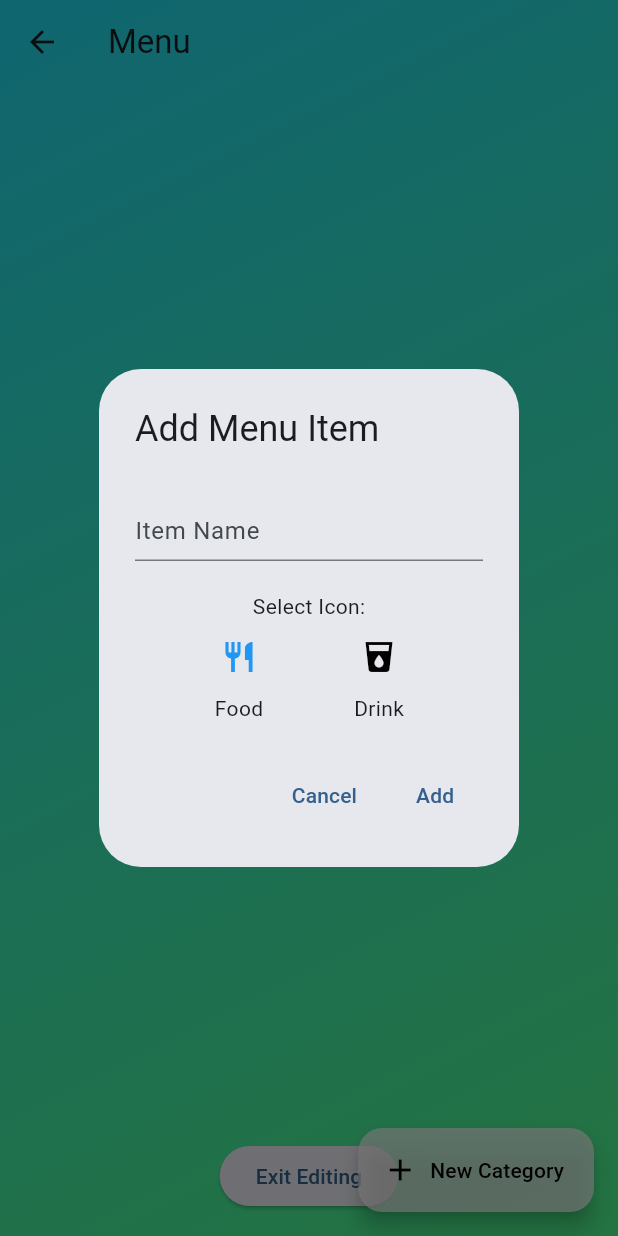
After one commit to gchan22/Menu, a Flutter app: the MenuScreen screen opened directly, after a tap on "New Category", on a phone screen of 412 x 824 dp. The commit adds this screen. Run offline on Flutter 3.47's test engine with Material 3 defaults, Android fonts, the phone set to English and light mode, and no system bars; our stand-ins replace cloud_firestore, firebase_auth, firebase_core, flutter_riverpod, image_picker, shared_preferences; missing offline and left inert: pasteboard; accounts and stored records are empty; generated files the repository leaves out were written again.

Commit message:
Menu screen
Condensed menu into several reusable widgets and reduced file size.

```diff
--- a/lib/screens/menu.dart
+++ b/lib/screens/menu.dart
@@ -1,121 +1,15 @@
 import 'package:flutter/material.dart';
-import 'package:flutter_riverpod/flutter_riverpod.dart';
 import '../widgets/backdrop.dart';
-import '../widgets/custom_button.dart';
-import '../widgets/custom_text_field.dart';
-import '../widgets/menu_item_row.dart';
-import 'finalized_menu.dart';
-import '../models/menu_item.dart';
-import '../providers/menu_provider.dart';
+import '../widgets/menu_list.dart';
+import '../widgets/exit_editing_menu_button.dart';
+import '../widgets/add_category_fab.dart';
 
 /// MenuScreen provides an interface to manage food categories (e.g., Chicken, Beef, Soda).
-class MenuScreen extends ConsumerWidget {
+class MenuScreen extends StatelessWidget {
   const MenuScreen({super.key});
 
-  /// Displays a dialog to add a new menu category with a name and icon.
-  void _addMenuItem(BuildContext context, WidgetRef ref) {
-    final TextEditingController controller = TextEditingController();
-    IconData selectedIcon = Icons.restaurant;
-
-    showDialog(
-      context: context,
-      builder: (context) {
-        return StatefulBuilder(
-          builder: (context, setDialogState) {
-            return AlertDialog(
-              title: const Text('Add Menu Item'),
-              content: Column(
-                mainAxisSize: MainAxisSize.min,
-                children: [
-                  CustomTextField(
-                    controller: controller,
-                    label: 'Item Name',
-                    filled: false,
-                  ),
-                  const SizedBox(height: 20),
-                  const Text('Select Icon:'),
-                  Row(
-                    mainAxisAlignment: MainAxisAlignment.spaceEvenly,
-                    children: [
-                      Column(
-                        mainAxisSize: MainAxisSize.min,
-                        children: [
-                          IconButton(
-                            icon: Icon(
-                              Icons.restaurant,
-                              color: selectedIcon == Icons.restaurant ? Colors.blue : Colors.black,
-                            ),
-                            onPressed: () {
-                              setDialogState(() => selectedIcon = Icons.restaurant);
-                            },
-                          ),
-                          const Text('Food'),
-                        ],
-                      ),
-                      Column(
-                        mainAxisSize: MainAxisSize.min,
-                        children: [
-                          IconButton(
-                            icon: Icon(
-                              Icons.local_drink,
-                              color: selectedIcon == Icons.local_drink ? Colors.blue : Colors.black,
-                            ),
-                            onPressed: () {
-                              setDialogState(() => selectedIcon = Icons.local_drink);
-                            },
-                          ),
-                          const Text('Drink'),
-                        ],
-                      ),
-                    ],
-                  ),
-                ],
-              ),
-              actions: [
-                TextButton(
-                  onPressed: () => Navigator.pop(context),
-                  child: const Text('Cancel'),
-                ),
-                TextButton(
-                  onPressed: () {
-                    if (controller.text.isNotEmpty) {
-                      ref.read(menuProvider.notifier).addMenuItem(MenuItemModel(
-                        icon: selectedIcon,
-                        label: controller.text,
-                      ));
-                      Navigator.pop(context);
-                    }
-                  },
-                  child: const Text('Add'),
-                ),
-              ],
-            );
-          },
-        );
-      },
-    );
-  }
-
   @override
-  Widget build(BuildContext context, WidgetRef ref) {
-    final menuItems = ref.watch(menuProvider);
-
-    // Navigation button to the finalized menu view
-    final exitButton = Center(
-      child: CustomButton(
-        label: 'Exit Editing',
-        onPressed: () {
-          Navigator.push(
-            context,
-            MaterialPageRoute(
-              builder: (context) => FinalizedMenuScreen(menuItems: menuItems),
-            ),
-          );
-        },
-      ),
-    );
-
-
+  Widget build(BuildContext context) {
     return Scaffold(
       appBar: AppBar(
         title: const Text('Menu'),
@@ -123,31 +17,19 @@ class MenuScreen extends ConsumerWidget {
         elevation: 0,
       ),
       extendBodyBehindAppBar: true,
-      floatingActionButton: FloatingActionButton.extended(
-        onPressed: () => _addMenuItem(context, ref),
-        backgroundColor: Colors.white70,
-        icon: const Icon(Icons.add, color: Colors.black),
-        label: const Text('New Category', style: TextStyle(color: Colors.black)),
-      ),
+      floatingActionButton: const AddCategoryFab(),
       body: Stack(
         children: [
           const Backdrop(),
-          Padding(
-            padding: const EdgeInsets.only(top: 100, left: 16, right: 16, bottom: 80),
-            child: ListView.separated(
-              itemCount: menuItems.length,
-              separatorBuilder: (context, index) => const SizedBox(height: 10),
-              itemBuilder: (context, index) {
-                final item = menuItems[index];
-                return MenuItemRow(item: item, index: index, allItems: menuItems);
-              },
-            ),
+          const Padding(
+            padding: EdgeInsets.only(top: 100, left: 16, right: 16, bottom: 80),
+            child: MenuList(),
           ),
-          Positioned(
+          const Positioned(
             bottom: 16,
             left: 0,
             right: 0,
-            child: exitButton,
+            child: ExitEditingMenuButton(),
           ),
         ],
       ),
--- /dev/null
+++ b/lib/widgets/add_category_fab.dart
@@ -0,0 +1,102 @@
+import 'package:flutter/material.dart';
+import 'package:flutter_riverpod/flutter_riverpod.dart';
+import '../models/menu_item.dart';
+import '../providers/menu_provider.dart';
+import 'custom_text_field.dart';
+
+class AddCategoryFab extends ConsumerWidget {
+  const AddCategoryFab({super.key});
+
+  void _addMenuItem(BuildContext context, WidgetRef ref) {
+    final TextEditingController controller = TextEditingController();
+    IconData selectedIcon = Icons.restaurant;
+
+    showDialog(
+      context: context,
+      builder: (context) {
+        return StatefulBuilder(
+          builder: (context, setDialogState) {
+            return AlertDialog(
+              title: const Text('Add Menu Item'),
+              content: Column(
+                mainAxisSize: MainAxisSize.min,
+                children: [
+                  CustomTextField(
+                    controller: controller,
+                    label: 'Item Name',
+                    filled: false,
+                  ),
+                  const SizedBox(height: 20),
+                  const Text('Select Icon:'),
+                  Row(
+                    mainAxisAlignment: MainAxisAlignment.spaceEvenly,
+                    children: [
+                      Column(
+                        mainAxisSize: MainAxisSize.min,
+                        children: [
+                          IconButton(
+                            icon: Icon(
+                              Icons.restaurant,
+                              color: selectedIcon == Icons.restaurant ? Colors.blue : Colors.black,
+                            ),
+                            onPressed: () {
+                              setDialogState(() => selectedIcon = Icons.restaurant);
+                            },
+                          ),
+                          const Text('Food'),
+                        ],
+                      ),
+                      Column(
+                        mainAxisSize: MainAxisSize.min,
+                        children: [
+                          IconButton(
+                            icon: Icon(
+                              Icons.local_drink,
+                              color: selectedIcon == Icons.local_drink ? Colors.blue : Colors.black,
+                            ),
+                            onPressed: () {
+                              setDialogState(() => selectedIcon = Icons.local_drink);
+                            },
+                          ),
+                          const Text('Drink'),
+                        ],
+                      ),
+                    ],
+                  ),
+                ],
+              ),
+              actions: [
+                TextButton(
+                  onPressed: () => Navigator.pop(context),
+                  child: const Text('Cancel'),
+                ),
+                TextButton(
+                  onPressed: () {
+                    if (controller.text.isNotEmpty) {
+                      ref.read(menuProvider.notifier).addMenuItem(MenuItemModel(
+                        icon: selectedIcon,
+                        label: controller.text,
+                      ));
+                      Navigator.pop(context);
+                    }
+                  },
+                  child: const Text('Add'),
+                ),
+              ],
+            );
+          },
+        );
+      },
+    );
+  }
+
+  @override
+  Widget build(BuildContext context, WidgetRef ref) {
+    return FloatingActionButton.extended(
+      onPressed: () => _addMenuItem(context, ref),
+      backgroundColor: Colors.white70,
+      icon: const Icon(Icons.add, color: Colors.black),
+      label: const Text('New Category', style: TextStyle(color: Colors.black)),
+    );
+  }
+}
--- /dev/null
+++ b/lib/widgets/exit_editing_menu_button.dart
@@ -0,0 +1,28 @@
+import 'package:flutter/material.dart';
+import 'package:flutter_riverpod/flutter_riverpod.dart';
+import '../providers/menu_provider.dart';
+import '../screens/finalized_menu.dart';
+import 'custom_button.dart';
+
+class ExitEditingMenuButton extends ConsumerWidget {
+  const ExitEditingMenuButton({super.key});
+
+  @override
+  Widget build(BuildContext context, WidgetRef ref) {
+    final menuItems = ref.watch(menuProvider);
+
+    return Center(
+      child: CustomButton(
+        label: 'Exit Editing',
+        onPressed: () {
+          Navigator.push(
+            context,
+            MaterialPageRoute(
+              builder: (context) => FinalizedMenuScreen(menuItems: menuItems),
+            ),
+          );
+        },
+      ),
+    );
+  }
+}
--- /dev/null
+++ b/lib/widgets/menu_list.dart
@@ -0,0 +1,22 @@
+import 'package:flutter/material.dart';
+import 'package:flutter_riverpod/flutter_riverpod.dart';
+import '../providers/menu_provider.dart';
+import 'menu_item_row.dart';
+
+class MenuList extends ConsumerWidget {
+  const MenuList({super.key});
+
+  @override
+  Widget build(BuildContext context, WidgetRef ref) {
+    final menuItems = ref.watch(menuProvider);
+
+    return ListView.separated(
+      itemCount: menuItems.length,
+      separatorBuilder: (context, index) => const SizedBox(height: 10),
+      itemBuilder: (context, index) {
+        final item = menuItems[index];
+        return MenuItemRow(item: item, index: index, allItems: menuItems);
+      },
+    );
+  }
+}
```
Also changed, not shown: 1 other file.
